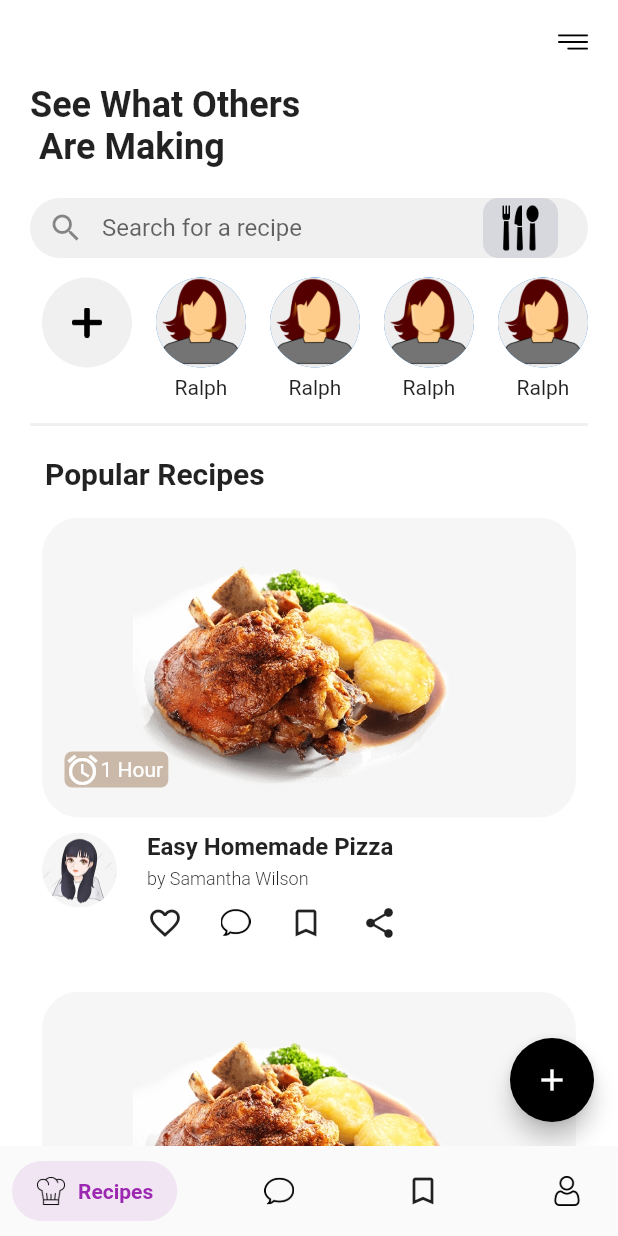
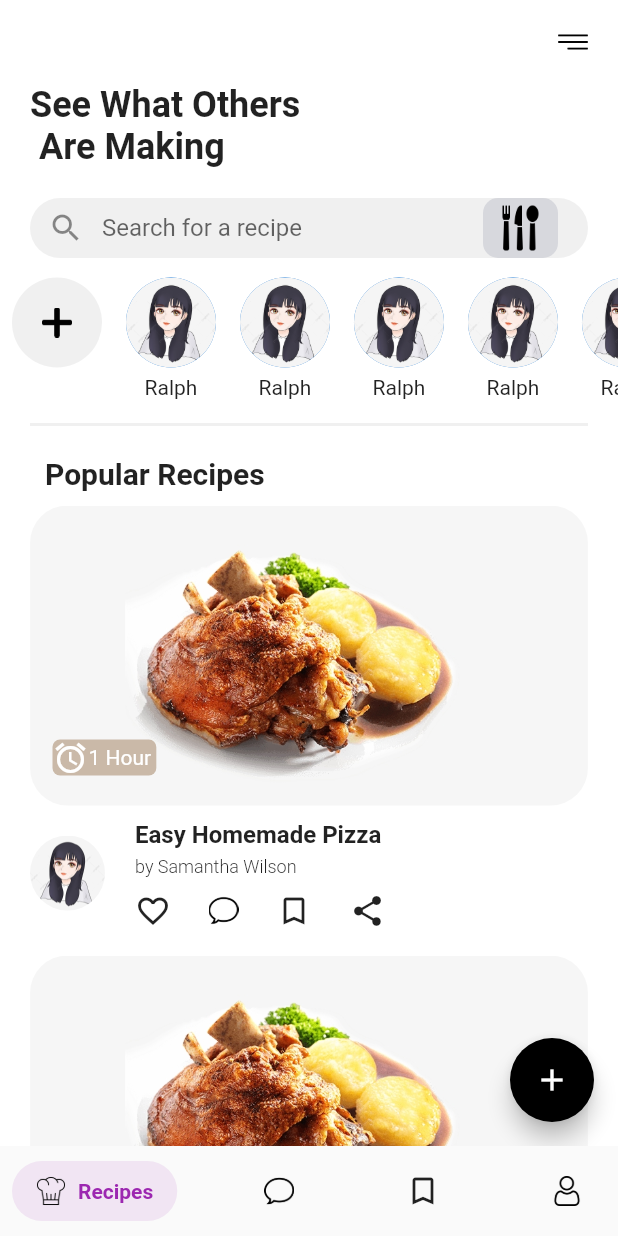
Before and after one commit to lelinmahmud/flutter_food_app, a Flutter app: the screen it shows after launch, on a phone screen of 412 x 824 dp. Run offline on Flutter 3.47's test engine with Material 2 defaults, Android fonts, the phone set to English and light mode, and no system bars; drawn by our look-alikes of salomon_bottom_bar.

Commit message:
padding remove for chat head

```diff
--- a/lib/pages/first_page.dart
+++ b/lib/pages/first_page.dart
@@ -32,19 +32,22 @@ class _FirstPageState extends State<FirstPage> {
           elevation: 0,
           backgroundColor: Colors.white,
         ),
-        body: Padding(
-          padding: const EdgeInsets.only(left: 20, right: 20),
-          child: Column(
+        body: Column(
           mainAxisAlignment: MainAxisAlignment.start,
           crossAxisAlignment: CrossAxisAlignment.start,
           children: [
-              Text(
+            Padding(
+              padding: const EdgeInsets.only(left: 20,right: 20),
+              child: Text(
                 "See What Others\n Are Making",
                 style:
                 TextStyle(fontSize: 24, fontFamily: Constants.FontSemiBolo),
               ),
+            ),
             _getSizeBox(20, 0),
-              Container(
+            Padding(
+              padding: const EdgeInsets.only(left: 20,right: 20),
+              child: Container(
                 height: 40,
                 width: double.infinity,
                 decoration: BoxDecoration(
@@ -87,6 +90,7 @@ class _FirstPageState extends State<FirstPage> {
                   },
                 ),
               ),
+            ),
             Container(
               child: Expanded(
                 child: ListView(
@@ -109,16 +113,19 @@ class _FirstPageState extends State<FirstPage> {
                         },
                       ),
                     ),
-                      Container(
+                    Padding(
+                      padding: const EdgeInsets.only(left: 20,right: 20),
+                      child: Container(
                         height: 2,
                         width: double.infinity,
                         decoration: BoxDecoration(
                             color: Color(0xfff0f0f0)
                         ),
                       ),
+                    ),
                     _getSizeBox(20, 0),
                     Padding(
-                        padding: const EdgeInsets.only(left: 10),
+                      padding: const EdgeInsets.only(left: 30),
                       child: Text("Popular Recipes",style: TextStyle(fontFamily: Constants.FontSemiBolo,fontSize: 20),),
                     ),
                     _getSizeBox(10, 0),
@@ -135,7 +142,6 @@ class _FirstPageState extends State<FirstPage> {
             )
 
           ],
-          ),
         ));
   }
 
@@ -150,7 +156,7 @@ class _FirstPageState extends State<FirstPage> {
         children: [
           CircleAvatar(
             radius: 30,
-            backgroundImage: AssetImage(Constants.AsetsImage+"profile.png",),
+            backgroundImage: AssetImage(Constants.AsetsImage+"place_holder.jpg",),
 
           ),
           _getSizeBox(5, 0),
@@ -177,7 +183,7 @@ class _FirstPageState extends State<FirstPage> {
 
   Widget _getItem(){
     return Padding(
-      padding: const EdgeInsets.all(8.0),
+      padding: const EdgeInsets.only(left: 20,right: 20),
       child: Column(
         children: [
           Container(
@@ -221,7 +227,7 @@ class _FirstPageState extends State<FirstPage> {
               crossAxisAlignment: CrossAxisAlignment.start,
               children: [
                 Padding(
-                  padding: const EdgeInsets.only(top: 10),
+                  padding: const EdgeInsets.only(top: 20),
                   child: _getCircleImage(),
                 ),
                 _getSizeBox(0, 20),
```
Lines whose indentation alone changed are shown as unchanged.
